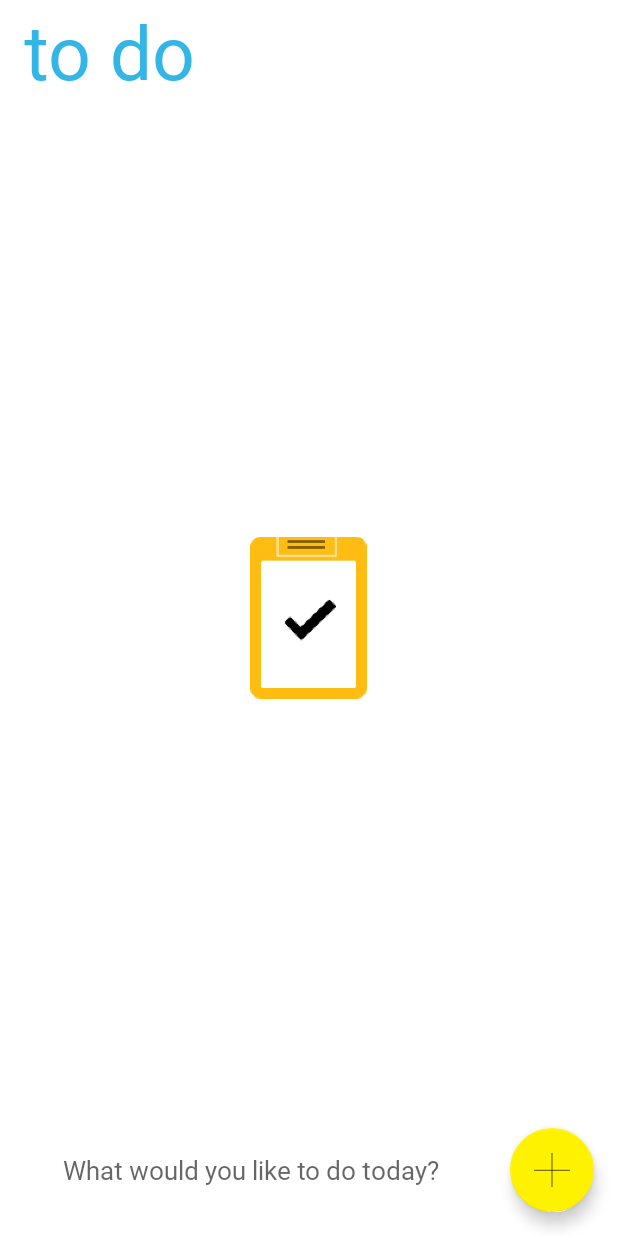
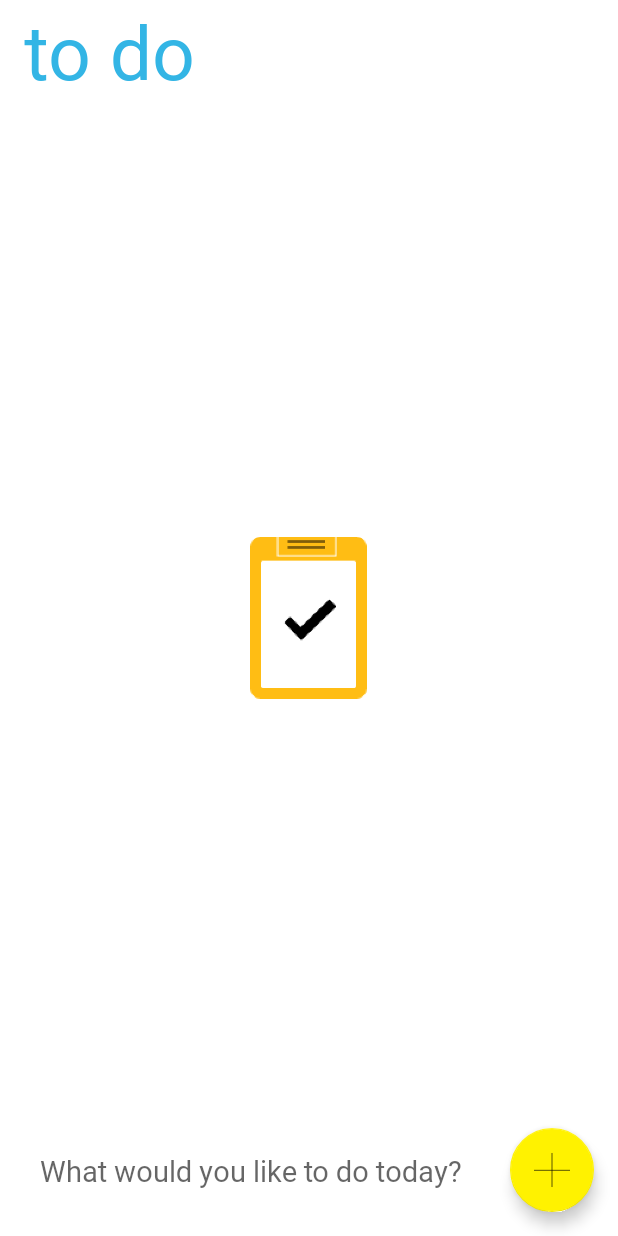
Before and after one commit to gaganmalvi/ToDo, an Android app: the screen it shows after launch (MainActivity), on a phone screen of 412 x 824 dp. Run offline under Robolectric (Android 15) with nearby library versions, the phone set to English and light mode, and no system bars.

Commit message:
ToDo: Increase editbox text size by 2dp
Signed-off-by: Gagan Malvi <malvigagan@gmail.com>

```diff
--- a/app/src/main/res/layout/activity_main.xml
+++ b/app/src/main/res/layout/activity_main.xml
@@ -57,7 +57,7 @@
         android:hint="@string/editboxtext"
         android:inputType="textPersonName"
         android:padding="8dp"
-        android:textSize="17sp" />
+        android:textSize="19sp" />
 
     <androidx.appcompat.widget.Toolbar
         android:id="@+id/toolbar"
```
